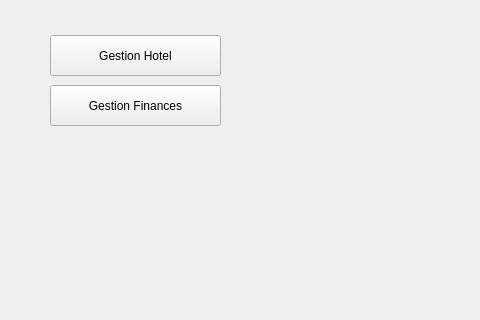
Above: mainwindow.ui from didaa16/Smart_Business_travel_agency_2A34 before the change; both pictures show x 0 to 480 and y 195 to 515 of the 1127 by 730 pixel window. Below: the same form after it.
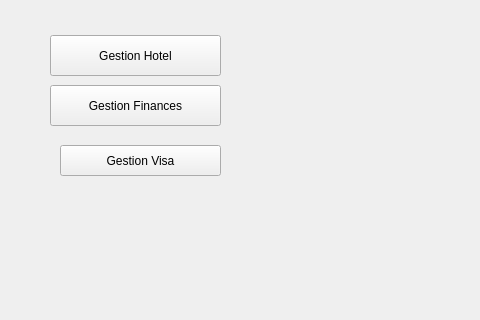
That is the form after the change. Icons and pictures are not drawn.

Commit message: integration gestion visa 3

Diff of the .ui file:
```diff
--- a/mainwindow.ui
+++ b/mainwindow.ui
@@ -48,6 +48,19 @@
      <string>Gestion Finances</string>
     </property>
    </widget>
+   <widget class="QPushButton" name="pushButton_3">
+    <property name="geometry">
+     <rect>
+      <x>60</x>
+      <y>340</y>
+      <width>161</width>
+      <height>31</height>
+     </rect>
+    </property>
+    <property name="text">
+     <string>Gestion Visa</string>
+    </property>
+   </widget>
   </widget>
   <widget class="QMenuBar" name="menubar">
    <property name="geometry">
```
The commit also changes 10 other files.
